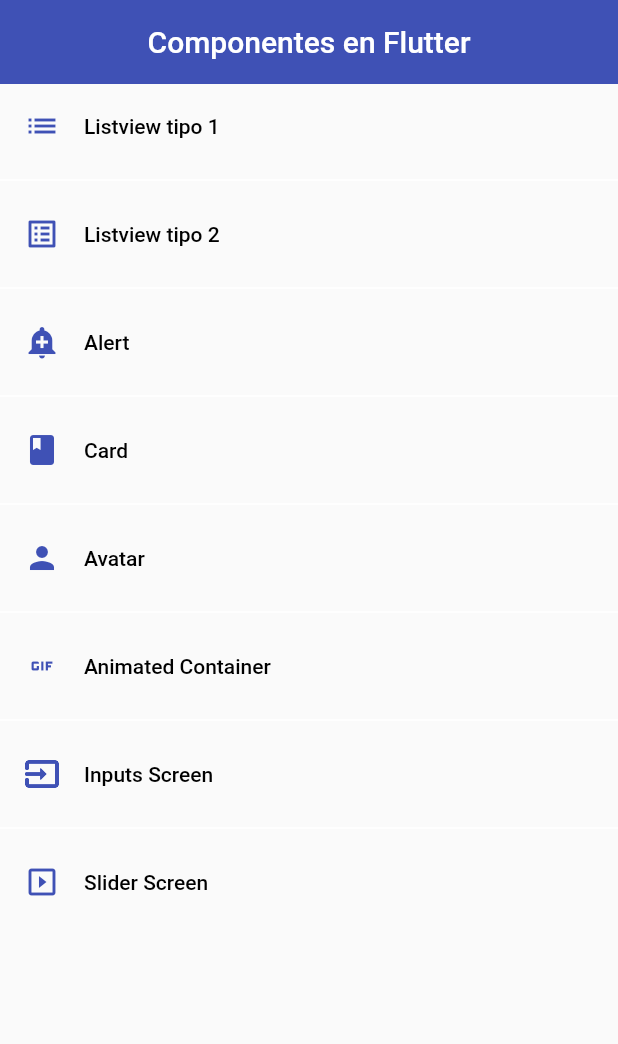
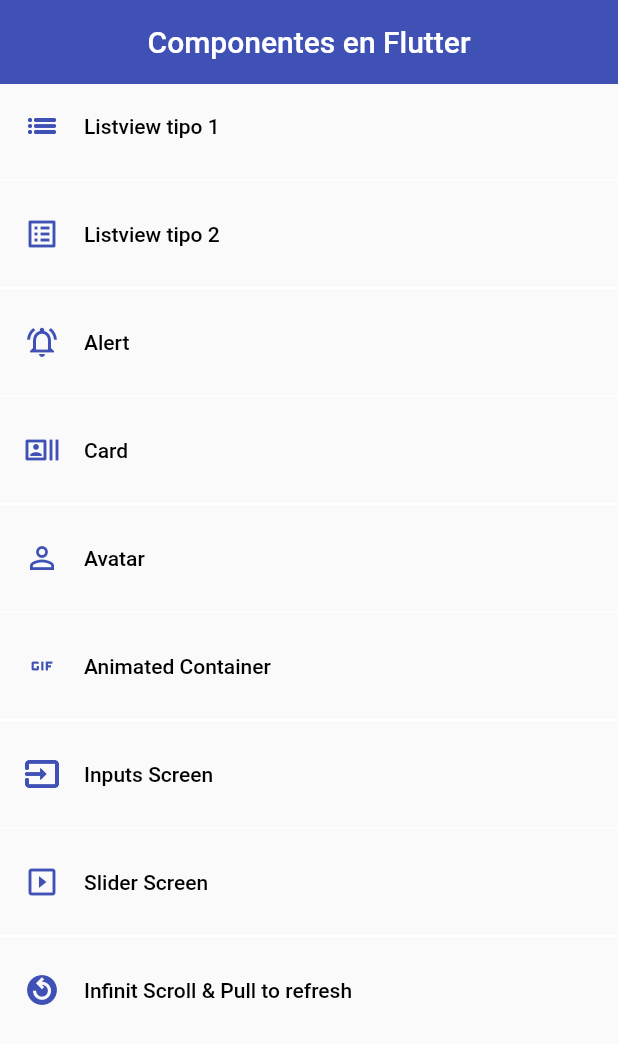
Before and after one commit to juanfranflores/fl_components, a Flutter app: the screen it shows after launch, on a phone screen of 412 x 824 dp. Shown: the top 1044 px of the screen. Run offline on Flutter 3.47's test engine with Material 2 defaults, Android fonts, the phone set to English and light mode, and no system bars.

Commit message:
Infinit Scroll y Pull to Refresh

```diff
--- a/lib/routes/app_routes.dart
+++ b/lib/routes/app_routes.dart
@@ -10,32 +10,32 @@ class AppRoutes {
         route: 'listview1',
         name: 'Listview tipo 1',
         screen: const Listview1Screen(),
-        icon: Icons.list),
+        icon: Icons.list_outlined),
     MenuOption(
         route: 'listview2',
         name: 'Listview tipo 2',
         screen: const Listview2Screen(),
-        icon: Icons.list_alt),
+        icon: Icons.list_alt_outlined),
     MenuOption(
         route: 'alert',
         name: 'Alert',
         screen: const AlertScreen(),
-        icon: Icons.add_alert),
+        icon: Icons.notifications_active_outlined),
     MenuOption(
         route: 'card',
         name: 'Card',
         screen: const CardScreen(),
-        icon: Icons.book),
+        icon: Icons.recent_actors_outlined),
     MenuOption(
         route: 'avatar',
         name: 'Avatar',
         screen: const AvatarScreen(),
-        icon: Icons.person),
+        icon: Icons.person_outline),
     MenuOption(
         route: 'animated',
         name: 'Animated Container',
         screen: const AnimatedScreen(),
-        icon: Icons.gif),
+        icon: Icons.gif_outlined),
     MenuOption(
         route: 'inputs',
         name: 'Inputs Screen',
@@ -46,6 +46,11 @@ class AppRoutes {
         name: 'Slider Screen',
         screen: const SliderScreen(),
         icon: Icons.slideshow_outlined),
+    MenuOption(
+        route: 'listviewbuilder',
+        name: 'Infinit Scroll & Pull to refresh',
+        screen: const ListViewBuilderScreen(),
+        icon: Icons.replay_circle_filled_outlined),
   ];
 
   static Map<String, Widget Function(BuildContext)> getAppRoutes() {
--- a/lib/screens/screens.dart
+++ b/lib/screens/screens.dart
@@ -4,6 +4,7 @@ export 'package:fl_components/screens/avatar_screen.dart';
 export 'package:fl_components/screens/card_screen.dart';
 export 'package:fl_components/screens/home_screen.dart';
 export 'package:fl_components/screens/input_screen.dart';
+export 'package:fl_components/screens/listview_builder_screen.dart';
 export 'package:fl_components/screens/listview1_screen.dart';
 export 'package:fl_components/screens/listview2_screen.dart';
 export 'package:fl_components/screens/slider_screen.dart';
--- a/lib/themes/app_theme.dart
+++ b/lib/themes/app_theme.dart
@@ -2,9 +2,11 @@ import 'package:flutter/material.dart';
 
 class AppTheme {
   static const Color primary = Colors.indigo;
+  static Color shadow = Colors.indigo.shade200;
   static final ThemeData lightTheme = ThemeData.light().copyWith(
     useMaterial3: true,
     primaryColor: primary,
+    shadowColor: shadow,
     appBarTheme: const AppBarTheme(
       foregroundColor: Colors.white,
       backgroundColor: primary,
@@ -39,7 +41,7 @@ class AppTheme {
       ),
       floatingLabelStyle: TextStyle(color: primary),
     ),
-      sliderTheme: const SliderThemeData());
+  );
 
   static final ThemeData darkTheme = ThemeData.dark().copyWith(
     primaryColor: Colors.indigo,
```
Also changed, not shown: lib/screens/listview_builder_screen.dart (added, +117 -0 lines), lib/screens/slider_screen.dart (+46 -21 lines). Lines whose indentation alone changed are shown as unchanged.
